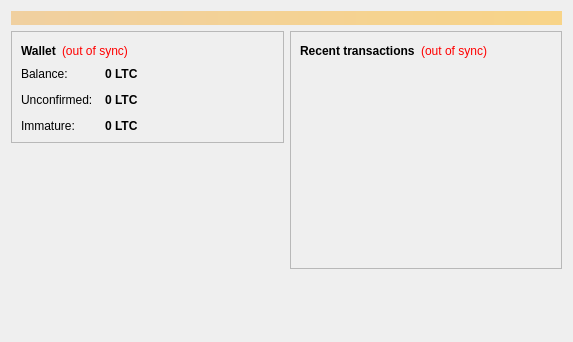
desicoin/desicoin, file src/qt/forms/overviewpage.ui: the form before one commit.
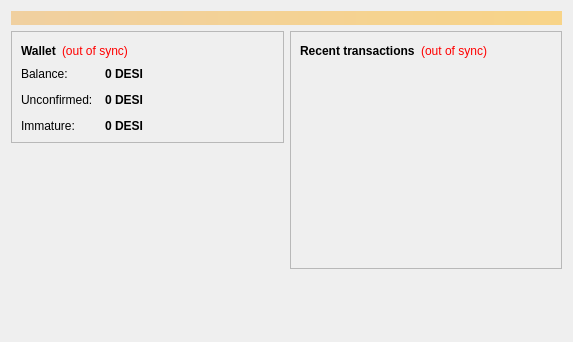
The form after the commit.

```diff
--- a/src/qt/forms/overviewpage.ui
+++ b/src/qt/forms/overviewpage.ui
@@ -122,7 +122,7 @@
                <string>Your current balance</string>
               </property>
               <property name="text">
-               <string notr="true">0 LTC</string>
+               <string notr="true">0 DESI</string>
               </property>
               <property name="textInteractionFlags">
                <set>Qt::LinksAccessibleByMouse|Qt::TextSelectableByKeyboard|Qt::TextSelectableByMouse</set>
@@ -151,7 +151,7 @@
                <string>Total of transactions that have yet to be confirmed, and do not yet count toward the current balance</string>
               </property>
               <property name="text">
-               <string notr="true">0 LTC</string>
+               <string notr="true">0 DESI</string>
               </property>
               <property name="textInteractionFlags">
                <set>Qt::LinksAccessibleByMouse|Qt::TextSelectableByKeyboard|Qt::TextSelectableByMouse</set>
@@ -177,7 +177,7 @@
                <string>Mined balance that has not yet matured</string>
               </property>
               <property name="text">
-               <string notr="true">0 LTC</string>
+               <string notr="true">0 DESI</string>
               </property>
               <property name="textInteractionFlags">
                <set>Qt::LinksAccessibleByMouse|Qt::TextSelectableByKeyboard|Qt::TextSelectableByMouse</set>
```
